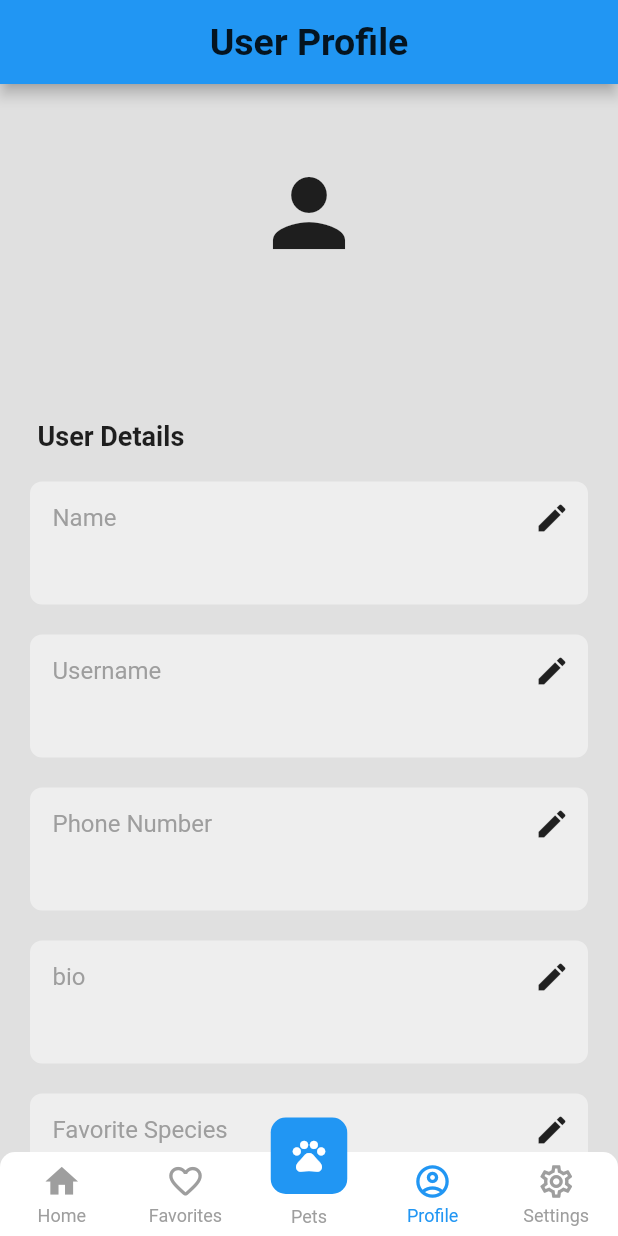
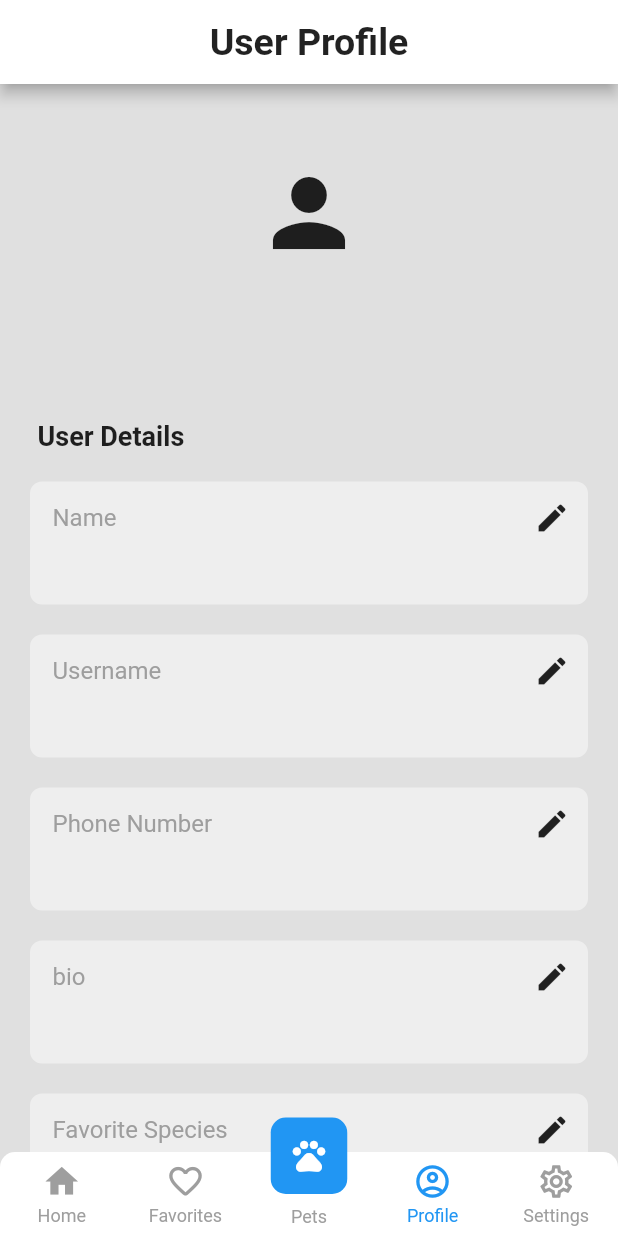
Before and after one commit to sjdeng95/woof-me, a Flutter app: the screen it shows once a user with an empty profile is signed in, item 4 of the bottom bar chosen, after a tap on the "person" icon, on a phone screen of 412 x 824 dp. Run offline on Flutter 3.47's test engine with Material 2 defaults, Android fonts, the phone set to English and light mode, and no system bars; drawn by our look-alikes of persistent_bottom_nav_bar; our stand-ins replace appinio_swiper, cloud_firestore, email_validator, firebase_auth, firebase_core, firebase_storage and 1 more; accounts and stored records are empty.

Commit message:
Clean up code and fixed background color for user profile page.

```diff
--- a/lib/screens/admin_screens/all_pets_screen.dart
+++ b/lib/screens/admin_screens/all_pets_screen.dart
@@ -33,7 +33,7 @@ class _AllPetsScreenState extends State<AllPetsScreen> {
 
     final petInfo = querySnapshot.docs.map((doc) {
       Map<String, dynamic> data = doc.data()
-          as Map<String, dynamic>; // Convert document snapshot into a Map
+          as Map<String, dynamic>;
 
       return PetInfo(
           petId: doc.id,
@@ -91,7 +91,6 @@ class _AllPetsScreenState extends State<AllPetsScreen> {
 
   @override
   Widget build(BuildContext context) {
-    // final user = FirebaseAuth.instance.currentUser!;
 
     return Scaffold(
         appBar: AppBar(
--- a/lib/screens/public_screens/home_screen.dart
+++ b/lib/screens/public_screens/home_screen.dart
@@ -53,7 +53,7 @@ class _HomeScreenState extends State<HomeScreen> {
     }).toList();
 
     setState(() {
-      allPets = AllPets(pets: allPetsData); // initially show all pets
+      allPets = AllPets(pets: allPetsData);
       if (allPets.pets.isNotEmpty) {
         pet = allPets.pets[0];
       }
--- a/lib/screens/public_screens/user_profile_screen.dart
+++ b/lib/screens/public_screens/user_profile_screen.dart
@@ -40,12 +40,10 @@ class _UserProfileScreenState extends State<UserProfileScreen> {
           },
         ),
         actions: [
-          //cancel button
           TextButton(
               child: const Text('Cancel'),
               onPressed: () => Navigator.pop(context)),
 
-          // save button
           TextButton(
             child: const Text('Save'),
             onPressed: () => Navigator.of(context).pop(newValue),
@@ -53,7 +51,6 @@ class _UserProfileScreenState extends State<UserProfileScreen> {
         ],
       ),
     );
-    // update in firestore
     if (newValue.trim().isNotEmpty) {
       await userCollection.doc(currentUser.email).update({field: newValue});
     }
@@ -67,7 +64,6 @@ class _UserProfileScreenState extends State<UserProfileScreen> {
       backgroundColor: Colors.grey[300],
       appBar: AppBar(
         title: const Text('User Profile'),
-        backgroundColor: Colors.blue,
       ),
       body: StreamBuilder<DocumentSnapshot>(
           stream: FirebaseFirestore.instance
@@ -103,14 +99,12 @@ class _UserProfileScreenState extends State<UserProfileScreen> {
 
                   const SizedBox(height: 10),
 
-                  // username
                   Text(
                     userData['username'],
                     textAlign: TextAlign.center,
                     style: Theme.of(context).textTheme.headlineMedium,
                   ),
 
-                  // user email
                   Text(
                     userData['email'],
                     textAlign: TextAlign.center,
@@ -134,7 +128,6 @@ class _UserProfileScreenState extends State<UserProfileScreen> {
 
                   const SizedBox(height: 20),
 
-                  //user details
                   Padding(
                     padding: const EdgeInsets.only(left: 25),
                     child: Text("User Details",
--- a/lib/screens/signin_screens/verify_email_screen.dart
+++ b/lib/screens/signin_screens/verify_email_screen.dart
@@ -81,8 +81,6 @@ class _VerifyEmailScreenState extends State<VerifyEmailScreen> {
           return const CircularProgressIndicator();
         } else if (snapshot.hasError) {
           return Text('Error: ${snapshot.error}');
-          // } else if (snapshot.hasData && snapshot.data == true) {
-          //   return const AdminNavigation();
         } else if (snapshot.hasData) {
           return isEmailVerified
               ? const PublicNavigation()
--- a/lib/widgets/signup_form.dart
+++ b/lib/widgets/signup_form.dart
@@ -148,12 +148,10 @@ class _SignUpFormState extends State<SignUpForm> {
 
   Future signUp() async {
     try {
-      // Creating the user
       UserCredential userCredential = await FirebaseAuth.instance
           .createUserWithEmailAndPassword(
               email: emailController.text.trim(),
               password: passwordController.text.trim());
-      // creating a new document in cloud firebase
       FirebaseFirestore.instance
           .collection("Users")
           .doc(userCredential.user!.email)
@@ -173,7 +171,6 @@ class _SignUpFormState extends State<SignUpForm> {
         'phone': '',
         'pic': '',
       });
-      // Navigate to the update user info screen
       if (context.mounted) {
         Navigator.push(
           context,
```
Also changed, not shown: lib/widgets/login_form.dart (+0 -9 lines).
